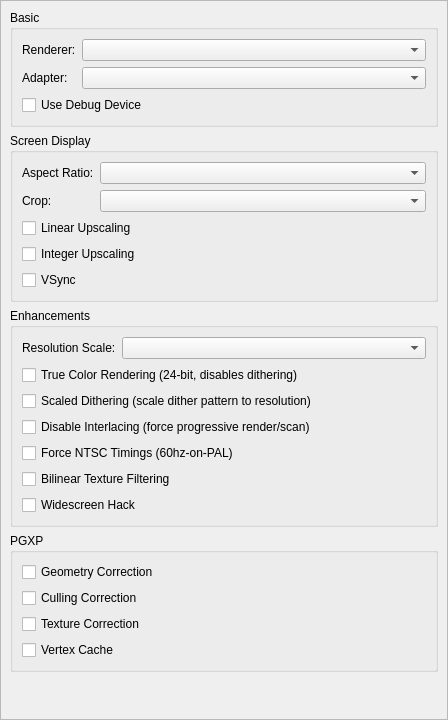
kofxi3584karlayang/duckstation, file src/duckstation-qt/gpusettingswidget.ui: the form before one commit.
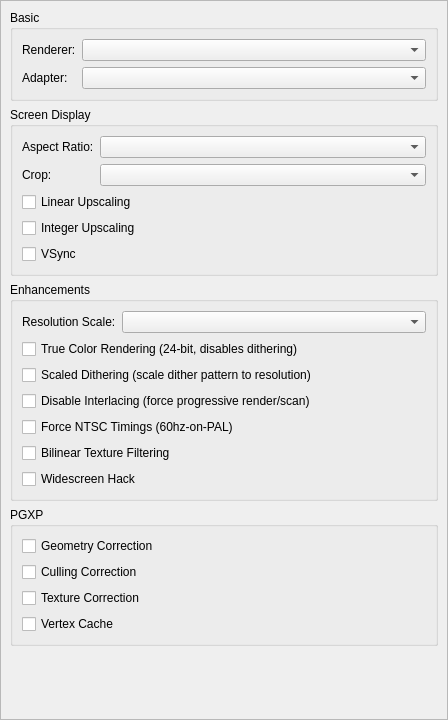
The form after the commit.

Commit message: Qt: Move debug GPU device to advanced options

Diff of the .ui file:
```diff
--- a/src/duckstation-qt/gpusettingswidget.ui
+++ b/src/duckstation-qt/gpusettingswidget.ui
@@ -37,7 +37,7 @@
         <x>0</x>
         <y>0</y>
         <width>423</width>
-        <height>762</height>
+        <height>756</height>
        </rect>
       </property>
       <layout class="QVBoxLayout" name="verticalLayout_3">
@@ -67,13 +67,6 @@
           <item row="1" column="1">
            <widget class="QComboBox" name="adapter"/>
           </item>
-          <item row="2" column="0" colspan="2">
-           <widget class="QCheckBox" name="useDebugDevice">
-            <property name="text">
-             <string>Use Debug Device</string>
-            </property>
-           </widget>
-          </item>
          </layout>
         </widget>
        </item>
```
The commit also changes 3 other files.
